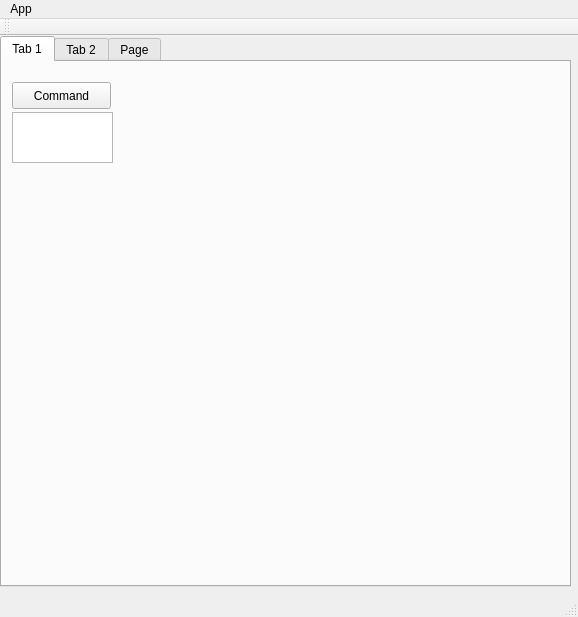
Before: the Qt Designer form ui/mainwindow.ui in morpana/dep_gui, drawn with Qt 5.
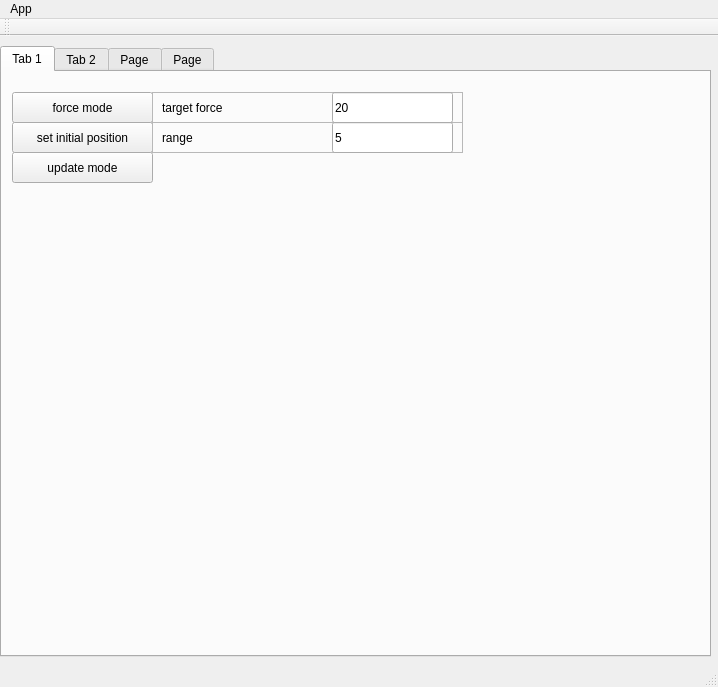
After: the same form once the commit is applied. The open tabs and pages were chosen to show the change.

Commit message: added C learning toggle, added buttons for force, init and update, added topic and subscriber for C matrix

```diff
--- a/ui/mainwindow.ui
+++ b/ui/mainwindow.ui
@@ -6,8 +6,8 @@
    <rect>
     <x>0</x>
     <y>0</y>
-    <width>578</width>
-    <height>617</height>
+    <width>718</width>
+    <height>687</height>
    </rect>
   </property>
   <property name="windowTitle">
@@ -18,9 +18,9 @@
     <property name="geometry">
      <rect>
       <x>0</x>
-      <y>0</y>
-      <width>571</width>
-      <height>551</height>
+      <y>10</y>
+      <width>711</width>
+      <height>611</height>
      </rect>
     </property>
     <property name="currentIndex">
@@ -35,24 +35,130 @@
        <rect>
         <x>10</x>
         <y>20</y>
-        <width>99</width>
-        <height>27</height>
+        <width>141</width>
+        <height>31</height>
        </rect>
       </property>
       <property name="text">
-       <string>Command</string>
+       <string>force mode</string>
       </property>
      </widget>
-     <widget class="QTextEdit" name="textEdit">
+     <widget class="QPushButton" name="init">
       <property name="geometry">
        <rect>
         <x>10</x>
         <y>50</y>
-        <width>101</width>
-        <height>51</height>
+        <width>141</width>
+        <height>31</height>
        </rect>
       </property>
+      <property name="text">
+       <string>set initial position</string>
+      </property>
      </widget>
+     <widget class="QPushButton" name="update">
+      <property name="geometry">
+       <rect>
+        <x>10</x>
+        <y>80</y>
+        <width>141</width>
+        <height>31</height>
+       </rect>
+      </property>
+      <property name="text">
+       <string>update mode</string>
+      </property>
+     </widget>
+     <widget class="QFrame" name="frame_15">
+      <property name="geometry">
+       <rect>
+        <x>150</x>
+        <y>50</y>
+        <width>311</width>
+        <height>31</height>
+       </rect>
+      </property>
+      <property name="frameShape">
+       <enum>QFrame::StyledPanel</enum>
+      </property>
+      <property name="frameShadow">
+       <enum>QFrame::Raised</enum>
+      </property>
+      <widget class="QLineEdit" name="range">
+       <property name="geometry">
+        <rect>
+         <x>180</x>
+         <y>0</y>
+         <width>121</width>
+         <height>31</height>
+        </rect>
+       </property>
+       <property name="text">
+        <string>5</string>
+       </property>
+      </widget>
+      <widget class="QLabel" name="label_13">
+       <property name="geometry">
+        <rect>
+         <x>10</x>
+         <y>0</y>
+         <width>161</width>
+         <height>31</height>
+        </rect>
+       </property>
+       <property name="text">
+        <string>range</string>
+       </property>
+      </widget>
+     </widget>
+     <widget class="QFrame" name="frame_26">
+      <property name="geometry">
+       <rect>
+        <x>150</x>
+        <y>20</y>
+        <width>311</width>
+        <height>31</height>
+       </rect>
+      </property>
+      <property name="frameShape">
+       <enum>QFrame::StyledPanel</enum>
+      </property>
+      <property name="frameShadow">
+       <enum>QFrame::Raised</enum>
+      </property>
+      <widget class="QLineEdit" name="targetForce">
+       <property name="geometry">
+        <rect>
+         <x>180</x>
+         <y>0</y>
+         <width>121</width>
+         <height>31</height>
+        </rect>
+       </property>
+       <property name="text">
+        <string>20</string>
+       </property>
+      </widget>
+      <widget class="QLabel" name="label_16">
+       <property name="geometry">
+        <rect>
+         <x>10</x>
+         <y>0</y>
+         <width>161</width>
+         <height>31</height>
+        </rect>
+       </property>
+       <property name="text">
+        <string>target force</string>
+       </property>
+      </widget>
+     </widget>
+     <zorder>force</zorder>
+     <zorder>init</zorder>
+     <zorder>update</zorder>
+     <zorder>frame_15</zorder>
+     <zorder>label_13</zorder>
+     <zorder>frame_26</zorder>
     </widget>
     <widget class="QWidget" name="tab_2">
      <attribute name="title">
@@ -1019,23 +1125,66 @@
        </property>
       </widget>
      </widget>
-     <zorder>frame_8</zorder>
-     <zorder>frame_9</zorder>
-     <zorder>updateDepParams</zorder>
-     <zorder>frame_10</zorder>
-     <zorder>frame_11</zorder>
-     <zorder>frame_12</zorder>
-     <zorder>frame_13</zorder>
-     <zorder>frame_14</zorder>
-     <zorder>frame_16</zorder>
-     <zorder>frame_17</zorder>
-     <zorder>frame_18</zorder>
-     <zorder>frame_19</zorder>
-     <zorder>frame_20</zorder>
-     <zorder>label_21</zorder>
-     <zorder>frame_21</zorder>
-     <zorder>frame_22</zorder>
-     <zorder>frame_24</zorder>
+     <widget class="QFrame" name="frame_25">
+      <property name="geometry">
+       <rect>
+        <x>40</x>
+        <y>460</y>
+        <width>311</width>
+        <height>31</height>
+       </rect>
+      </property>
+      <property name="frameShape">
+       <enum>QFrame::StyledPanel</enum>
+      </property>
+      <property name="frameShadow">
+       <enum>QFrame::Raised</enum>
+      </property>
+      <widget class="QLabel" name="label_27">
+       <property name="geometry">
+        <rect>
+         <x>20</x>
+         <y>0</y>
+         <width>101</width>
+         <height>31</height>
+        </rect>
+       </property>
+       <property name="text">
+        <string>learning</string>
+       </property>
+      </widget>
+      <widget class="QLineEdit" name="learning">
+       <property name="geometry">
+        <rect>
+         <x>180</x>
+         <y>0</y>
+         <width>121</width>
+         <height>31</height>
+        </rect>
+       </property>
+       <property name="text">
+        <string>1</string>
+       </property>
+      </widget>
+     </widget>
+    </widget>
+    <widget class="QWidget" name="tab_4">
+     <attribute name="title">
+      <string>Page</string>
+     </attribute>
+     <widget class="QPushButton" name="toggleLearning">
+      <property name="geometry">
+       <rect>
+        <x>20</x>
+        <y>30</y>
+        <width>151</width>
+        <height>27</height>
+       </rect>
+      </property>
+      <property name="text">
+       <string>Toggle learning</string>
+      </property>
+     </widget>
     </widget>
    </widget>
   </widget>
@@ -1053,7 +1202,7 @@
     <rect>
      <x>0</x>
      <y>0</y>
-     <width>578</width>
+     <width>718</width>
      <height>25</height>
     </rect>
    </property>
```
Left out of the diff: 11 changed lines with no effect on the pictures. The commit also changes 3 other files.
